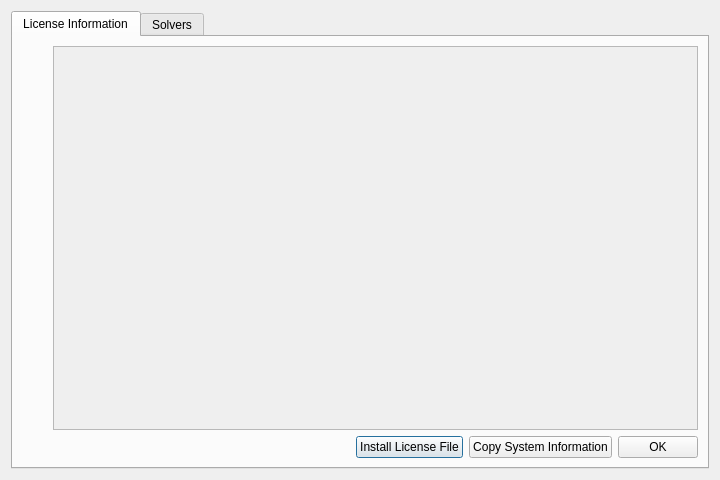
First picture: the form in src/support/gamslicensingdialog.ui, repository GAMS-dev/studio, before the edit.
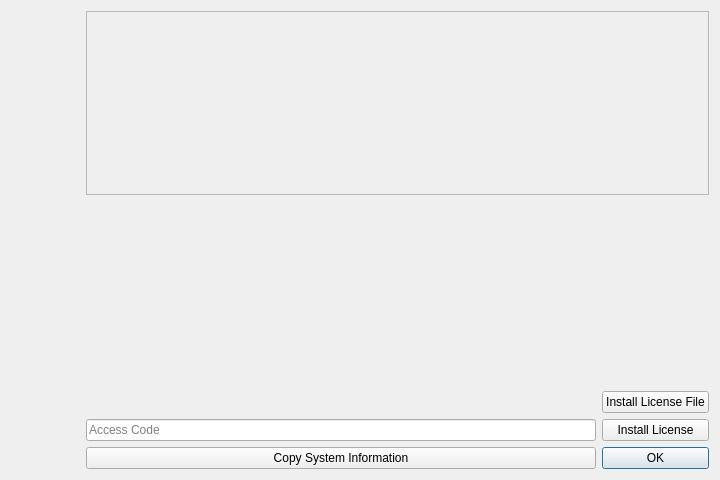
Second picture: the form after the edit. Icons and pictures are not drawn.

```diff
--- a/src/support/gamslicensingdialog.ui
+++ b/src/support/gamslicensingdialog.ui
@@ -16,31 +16,10 @@
   <property name="locale">
    <locale language="English" country="UnitedStates"/>
   </property>
-  <layout class="QVBoxLayout" name="verticalLayout_2">
+  <layout class="QHBoxLayout" name="horizontalLayout">
    <item>
-    <widget class="QTabWidget" name="tabWidget">
-     <property name="sizePolicy">
-      <sizepolicy hsizetype="Preferred" vsizetype="Preferred">
-       <horstretch>0</horstretch>
-       <verstretch>0</verstretch>
-      </sizepolicy>
-     </property>
-     <property name="currentIndex">
-      <number>0</number>
-     </property>
-     <widget class="QWidget" name="LicenseInfo">
-      <attribute name="title">
-       <string>License Information</string>
-      </attribute>
       <layout class="QVBoxLayout" name="verticalLayout">
        <item>
-        <layout class="QHBoxLayout" name="horizontalLayout_2">
-         <item>
-          <layout class="QVBoxLayout" name="verticalLayoutlogo">
-           <property name="rightMargin">
-            <number>5</number>
-           </property>
-           <item>
             <widget class="QLabel" name="gamslogo">
              <property name="sizePolicy">
               <sizepolicy hsizetype="Minimum" vsizetype="Minimum">
@@ -48,6 +27,12 @@
                <verstretch>0</verstretch>
               </sizepolicy>
              </property>
+       <property name="minimumSize">
+        <size>
+         <width>69</width>
+         <height>69</height>
+        </size>
+       </property>
              <property name="text">
               <string/>
              </property>
@@ -59,18 +44,20 @@
            <item>
             <spacer name="verticalSpacer">
              <property name="orientation">
-              <enum>Qt::Vertical</enum>
+        <enum>Qt::Orientation::Vertical</enum>
              </property>
              <property name="sizeHint" stdset="0">
               <size>
-               <width>20</width>
-               <height>408</height>
+         <width>17</width>
+         <height>138</height>
               </size>
              </property>
             </spacer>
            </item>
           </layout>
          </item>
+   <item>
+    <layout class="QVBoxLayout" name="verticalLayout_2">
          <item>
           <widget class="QScrollArea" name="scrollArea">
            <property name="sizePolicy">
@@ -80,10 +67,10 @@
             </sizepolicy>
            </property>
            <property name="horizontalScrollBarPolicy">
-            <enum>Qt::ScrollBarAsNeeded</enum>
+        <enum>Qt::ScrollBarPolicy::ScrollBarAsNeeded</enum>
            </property>
            <property name="sizeAdjustPolicy">
-            <enum>QAbstractScrollArea::AdjustToContents</enum>
+        <enum>QAbstractScrollArea::SizeAdjustPolicy::AdjustToContents</enum>
            </property>
            <property name="widgetResizable">
             <bool>true</bool>
@@ -93,11 +80,17 @@
              <rect>
               <x>0</x>
               <y>0</y>
-              <width>600</width>
-              <height>376</height>
+          <width>621</width>
+          <height>147</height>
              </rect>
             </property>
             <layout class="QHBoxLayout" name="horizontalLayout_3">
+         <property name="spacing">
+          <number>9</number>
+         </property>
+         <property name="leftMargin">
+          <number>9</number>
+         </property>
              <item>
               <widget class="QLabel" name="label">
                <property name="sizePolicy">
@@ -113,13 +106,13 @@
                 </size>
                </property>
                <property name="layoutDirection">
-                <enum>Qt::LeftToRight</enum>
+            <enum>Qt::LayoutDirection::LeftToRight</enum>
                </property>
                <property name="frameShape">
-                <enum>QFrame::NoFrame</enum>
+            <enum>QFrame::Shape::NoFrame</enum>
                </property>
                <property name="frameShadow">
-                <enum>QFrame::Plain</enum>
+            <enum>QFrame::Shadow::Plain</enum>
                </property>
                <property name="lineWidth">
                 <number>1</number>
@@ -128,19 +121,19 @@
                 <string/>
                </property>
                <property name="textFormat">
-                <enum>Qt::RichText</enum>
+            <enum>Qt::TextFormat::RichText</enum>
                </property>
                <property name="scaledContents">
                 <bool>true</bool>
                </property>
                <property name="alignment">
-                <set>Qt::AlignLeading|Qt::AlignLeft|Qt::AlignTop</set>
+            <set>Qt::AlignmentFlag::AlignLeading|Qt::AlignmentFlag::AlignLeft|Qt::AlignmentFlag::AlignTop</set>
                </property>
                <property name="wordWrap">
                 <bool>true</bool>
                </property>
                <property name="textInteractionFlags">
-                <set>Qt::LinksAccessibleByMouse|Qt::TextSelectableByMouse</set>
+            <set>Qt::TextInteractionFlag::LinksAccessibleByMouse|Qt::TextInteractionFlag::TextSelectableByMouse</set>
                </property>
               </widget>
              </item>
@@ -148,34 +141,59 @@
            </widget>
           </widget>
          </item>
-        </layout>
+     <item>
+      <widget class="QLabel" name="errorLabel">
+       <property name="text">
+        <string/>
+       </property>
+      </widget>
        </item>
        <item>
-        <layout class="QHBoxLayout" name="horizontalLayout_bottom">
-         <item>
+      <layout class="QGridLayout" name="gridLayout">
+       <item row="0" column="0">
           <spacer name="horizontalSpacer">
            <property name="orientation">
-            <enum>Qt::Horizontal</enum>
+          <enum>Qt::Orientation::Horizontal</enum>
            </property>
            <property name="sizeHint" stdset="0">
             <size>
-             <width>218</width>
-             <height>20</height>
+           <width>148</width>
+           <height>22</height>
             </size>
            </property>
           </spacer>
          </item>
-         <item>
-          <widget class="QPushButton" name="installButton">
+       <item row="0" column="1">
+        <widget class="QPushButton" name="fileButton">
            <property name="text">
             <string>Install License File</string>
            </property>
-          </widget>
-         </item>
-         <item>
-          <widget class="QPushButton" name="copylicense">
+         <property name="autoDefault">
+          <bool>false</bool>
+         </property>
+        </widget>
+       </item>
+       <item row="1" column="0">
+        <widget class="QLineEdit" name="idEdit">
+         <property name="placeholderText">
+          <string>Access Code</string>
+         </property>
+        </widget>
+       </item>
+       <item row="1" column="1">
+        <widget class="QPushButton" name="alpButton">
+         <property name="text">
+          <string>Install License</string>
+         </property>
+         <property name="autoDefault">
+          <bool>false</bool>
+         </property>
+        </widget>
+       </item>
+       <item row="2" column="0">
+        <widget class="QPushButton" name="copyButton">
            <property name="sizePolicy">
-            <sizepolicy hsizetype="Minimum" vsizetype="Preferred">
+          <sizepolicy hsizetype="Minimum" vsizetype="Fixed">
              <horstretch>0</horstretch>
              <verstretch>0</verstretch>
             </sizepolicy>
@@ -183,12 +201,15 @@
            <property name="text">
             <string>Copy System Information</string>
            </property>
-          </widget>
-         </item>
-         <item>
-          <widget class="QPushButton" name="ok">
+         <property name="autoDefault">
+          <bool>false</bool>
+         </property>
+        </widget>
+       </item>
+       <item row="2" column="1">
+        <widget class="QPushButton" name="okButton">
            <property name="sizePolicy">
-            <sizepolicy hsizetype="Minimum" vsizetype="Preferred">
+          <sizepolicy hsizetype="Minimum" vsizetype="Fixed">
              <horstretch>0</horstretch>
              <verstretch>0</verstretch>
             </sizepolicy>
@@ -202,42 +223,14 @@
              <height>16</height>
             </size>
            </property>
-          </widget>
-         </item>
-        </layout>
-       </item>
-      </layout>
-     </widget>
-     <widget class="QWidget" name="Solvers">
-      <attribute name="title">
-       <string>Solvers</string>
-      </attribute>
-      <layout class="QHBoxLayout" name="horizontalLayout">
-       <item>
-        <widget class="QTableView" name="solverTable">
-         <property name="editTriggers">
-          <set>QAbstractItemView::NoEditTriggers</set>
-         </property>
-         <property name="alternatingRowColors">
+         <property name="autoDefault">
           <bool>true</bool>
          </property>
-         <property name="selectionMode">
-          <enum>QAbstractItemView::SingleSelection</enum>
-         </property>
-         <property name="sortingEnabled">
-          <bool>true</bool>
-         </property>
-         <property name="cornerButtonEnabled">
-          <bool>false</bool>
-         </property>
-         <attribute name="verticalHeaderDefaultSectionSize">
-          <number>24</number>
-         </attribute>
         </widget>
        </item>
       </layout>
-     </widget>
-    </widget>
+     </item>
+    </layout>
    </item>
   </layout>
  </widget>
```
Left out of the diff: 2 changed lines with no effect on the pictures. Lines whose indentation alone changed are shown as unchanged.
